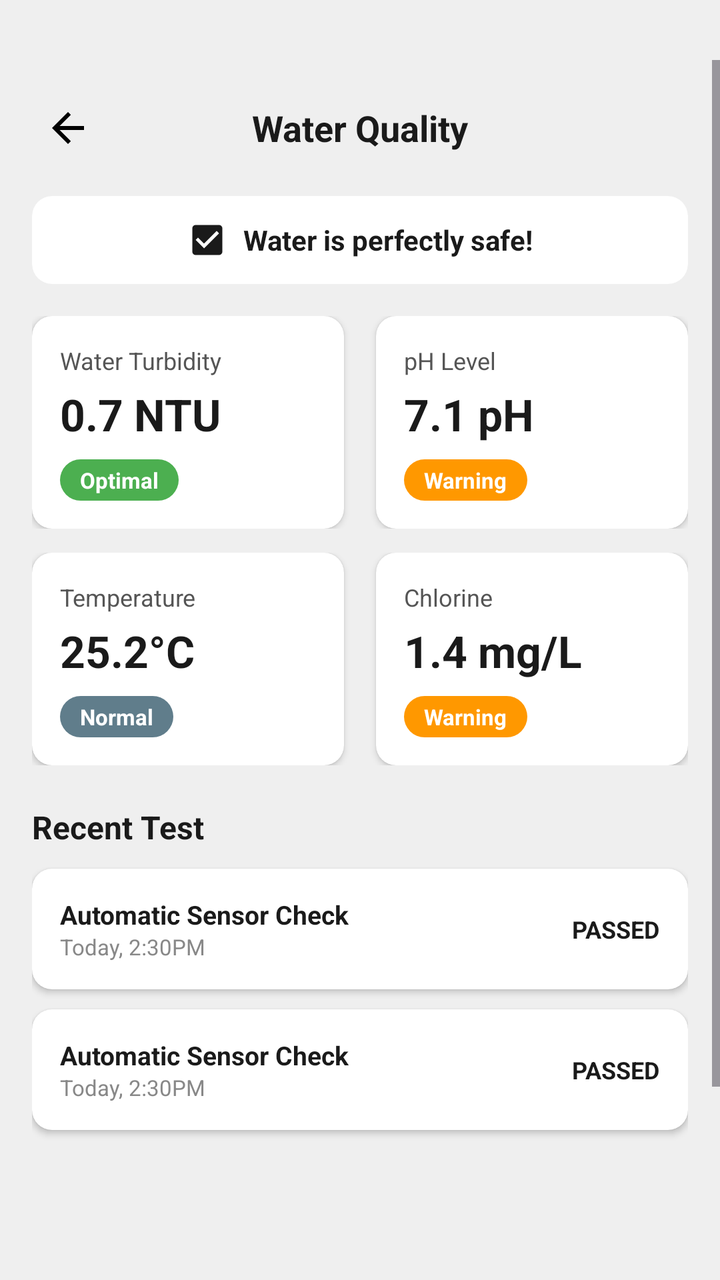
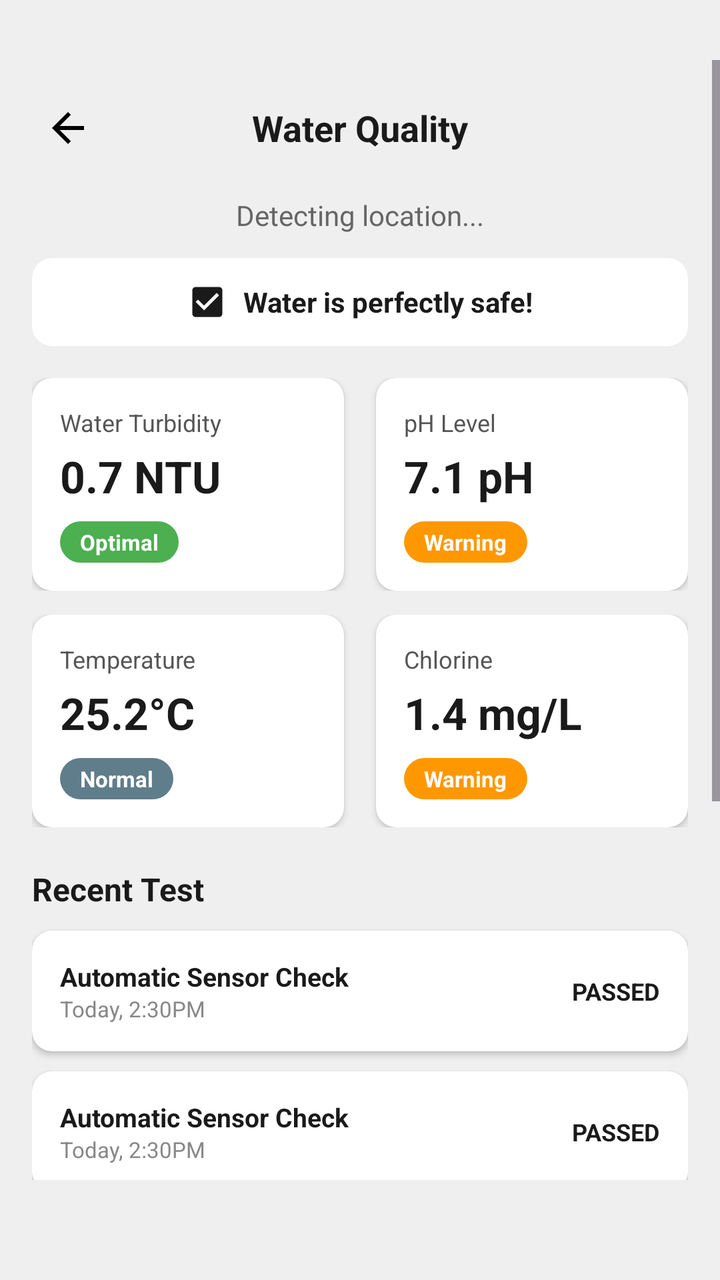

Two renders of the same Android screen: before a commit and after it. Below are the layout's source before the change and the commit's diff.
<!-- AndroidManifest.xml: application theme Theme.WaterFilter -->
<!-- res/layout/activity_water_quality.xml -->
<?xml version="1.0" encoding="utf-8"?>
<ScrollView xmlns:android="http://schemas.android.com/apk/res/android"
    xmlns:app="http://schemas.android.com/apk/res-auto"
    android:layout_width="match_parent"
    android:layout_height="match_parent"
    android:background="#EFEFEF"
    android:fillViewport="true"
    android:paddingTop="30dp"
    android:paddingBottom="50dp">

    <LinearLayout
        android:layout_width="match_parent"
        android:layout_height="wrap_content"
        android:orientation="vertical"
        android:padding="16dp"
        android:paddingBottom="80dp">

        
        <LinearLayout
            android:layout_width="match_parent"
            android:layout_height="wrap_content"
            android:orientation="horizontal"
            android:gravity="center_vertical"
            android:layout_marginBottom="16dp">

            <ImageButton
                android:id="@+id/btnBack"
                android:layout_width="36dp"
                android:layout_height="36dp"
                android:src="@drawable/ic_arrow_back"
                android:background="?attr/selectableItemBackgroundBorderless"
                android:contentDescription="Back" />

            <TextView
                android:layout_width="0dp"
                android:layout_height="wrap_content"
                android:layout_weight="1"
                android:text="Water Quality"
                android:textSize="18sp"
                android:textStyle="bold"
                android:textColor="#1A1A1A"
                android:gravity="center" />

            
            <View
                android:layout_width="36dp"
                android:layout_height="36dp" />

        </LinearLayout>

        
        <androidx.cardview.widget.CardView
            android:layout_width="match_parent"
            android:layout_height="wrap_content"
            android:layout_marginBottom="16dp"
            app:cardCornerRadius="10dp"
            app:cardElevation="0dp"
            app:cardBackgroundColor="#FFFFFF"
            app:strokeWidth="1dp"
            app:strokeColor="#D0D0D0">

            <LinearLayout
                android:layout_width="match_parent"
                android:layout_height="wrap_content"
                android:orientation="horizontal"
                android:gravity="center"
                android:padding="12dp">

                <ImageView
                    android:layout_width="20dp"
                    android:layout_height="20dp"
                    android:src="@drawable/ic_check_box"
                    android:layout_marginEnd="8dp"
                    android:contentDescription="Safe status icon" />

                <TextView
                    android:id="@+id/tvStatusBanner"
                    android:layout_width="wrap_content"
                    android:layout_height="wrap_content"
                    android:text="Water is perfectly safe!"
                    android:textSize="14sp"
                    android:textStyle="bold"
                    android:textColor="#1A1A1A" />

            </LinearLayout>

        </androidx.cardview.widget.CardView>

        
        <LinearLayout
            android:layout_width="match_parent"
            android:layout_height="wrap_content"
            android:orientation="horizontal"
            android:weightSum="2"
            android:layout_marginBottom="12dp">

            
            <androidx.cardview.widget.CardView
                android:layout_width="0dp"
                android:layout_height="wrap_content"
                android:layout_weight="1"
                android:layout_marginEnd="8dp"
                app:cardCornerRadius="10dp"
                app:cardElevation="2dp"
                app:cardBackgroundColor="#FFFFFF">

                <LinearLayout
                    android:layout_width="match_parent"
                    android:layout_height="wrap_content"
                    android:orientation="vertical"
                    android:padding="14dp">

                    <TextView
                        android:layout_width="wrap_content"
                        android:layout_height="wrap_content"
                        android:text="Water Turbidity"
                        android:textSize="12sp"
                        android:textColor="#555555"
                        android:layout_marginBottom="4dp" />

                    <TextView
                        android:id="@+id/tvTurbidityValue"
                        android:layout_width="wrap_content"
                        android:layout_height="wrap_content"
                        android:text="0.7 NTU"
                        android:textSize="22sp"
                        android:textStyle="bold"
                        android:textColor="#1A1A1A"
                        android:layout_marginBottom="8dp" />

                    <TextView
                        android:id="@+id/tvTurbidityStatus"
                        android:layout_width="wrap_content"
                        android:layout_height="wrap_content"
                        android:text="Optimal"
                        android:textSize="11sp"
                        android:textColor="#FFFFFF"
                        android:textStyle="bold"
                        android:background="@drawable/badge_optimal"
                        android:paddingStart="10dp"
                        android:paddingEnd="10dp"
                        android:paddingTop="3dp"
                        android:paddingBottom="3dp" />

                </LinearLayout>

            </androidx.cardview.widget.CardView>

            
            <androidx.cardview.widget.CardView
                android:layout_width="0dp"
                android:layout_height="wrap_content"
                android:layout_weight="1"
                android:layout_marginStart="8dp"
                app:cardCornerRadius="10dp"
                app:cardElevation="2dp"
                app:cardBackgroundColor="#FFFFFF">

                <LinearLayout
                    android:layout_width="match_parent"
                    android:layout_height="wrap_content"
                    android:orientation="vertical"
                    android:padding="14dp">

                    <TextView
                        android:layout_width="wrap_content"
                        android:layout_height="wrap_content"
                        android:text="pH Level"
                        android:textSize="12sp"
                        android:textColor="#555555"
                        android:layout_marginBottom="4dp" />

                    <TextView
                        android:id="@+id/tvPHValue"
                        android:layout_width="wrap_content"
                        android:layout_height="wrap_content"
                        android:text="7.1 pH"
                        android:textSize="22sp"
                        android:textStyle="bold"
                        android:textColor="#1A1A1A"
                        android:layout_marginBottom="8dp" />

                    <TextView
                        android:id="@+id/tvPHStatus"
                        android:layout_width="wrap_content"
                        android:layout_height="wrap_content"
                        android:text="Warning"
                        android:textSize="11sp"
                        android:textColor="#FFFFFF"
                        android:textStyle="bold"
                        android:background="@drawable/badge_warning"
                        android:paddingStart="10dp"
                        android:paddingEnd="10dp"
                        android:paddingTop="3dp"
                        android:paddingBottom="3dp" />

                </LinearLayout>

            </androidx.cardview.widget.CardView>

        </LinearLayout>

        
        <LinearLayout
            android:layout_width="match_parent"
            android:layout_height="wrap_content"
            android:orientation="horizontal"
            android:weightSum="2"
            android:layout_marginBottom="20dp">

            
            <androidx.cardview.widget.CardView
                android:layout_width="0dp"
                android:layout_height="wrap_content"
                android:layout_weight="1"
                android:layout_marginEnd="8dp"
                app:cardCornerRadius="10dp"
                app:cardElevation="2dp"
                app:cardBackgroundColor="#FFFFFF">

                <LinearLayout
                    android:layout_width="match_parent"
                    android:layout_height="wrap_content"
                    android:orientation="vertical"
                    android:padding="14dp">

                    <TextView
                        android:layout_width="wrap_content"
                        android:layout_height="wrap_content"
                        android:text="Temperature"
                        android:textSize="12sp"
                        android:textColor="#555555"
                        android:layout_marginBottom="4dp" />

                    <TextView
                        android:id="@+id/tvTempValue"
                        android:layout_width="wrap_content"
                        android:layout_height="wrap_content"
                        android:text="25.2°C"
                        android:textSize="22sp"
                        android:textStyle="bold"
                        android:textColor="#1A1A1A"
                        android:layout_marginBottom="8dp" />

                    <TextView
                        android:id="@+id/tvTempStatus"
                        android:layout_width="wrap_content"
                        android:layout_height="wrap_content"
                        android:text="Normal"
                        android:textSize="11sp"
                        android:textColor="#FFFFFF"
                        android:textStyle="bold"
                        android:background="@drawable/badge_normal"
                        android:paddingStart="10dp"
                        android:paddingEnd="10dp"
                        android:paddingTop="3dp"
                        android:paddingBottom="3dp" />

                </LinearLayout>

            </androidx.cardview.widget.CardView>

            
            <androidx.cardview.widget.CardView
                android:layout_width="0dp"
                android:layout_height="wrap_content"
                android:layout_weight="1"
                android:layout_marginStart="8dp"
                app:cardCornerRadius="10dp"
                app:cardElevation="2dp"
                app:cardBackgroundColor="#FFFFFF">

                <LinearLayout
                    android:layout_width="match_parent"
                    android:layout_height="wrap_content"
                    android:orientation="vertical"
                    android:padding="14dp">

                    <TextView
                        android:layout_width="wrap_content"
                        android:layout_height="wrap_content"
                        android:text="Chlorine"
                        android:textSize="12sp"
                        android:textColor="#555555"
                        android:layout_marginBottom="4dp" />

                    <TextView
                        android:id="@+id/tvChlorineValue"
                        android:layout_width="wrap_content"
                        android:layout_height="wrap_content"
                        android:text="1.4 mg/L"
                        android:textSize="22sp"
                        android:textStyle="bold"
                        android:textColor="#1A1A1A"
                        android:layout_marginBottom="8dp" />

                    <TextView
                        android:id="@+id/tvChlorineStatus"
                        android:layout_width="wrap_content"
                        android:layout_height="wrap_content"
                        android:text="Warning"
                        android:textSize="11sp"
                        android:textColor="#FFFFFF"
                        android:textStyle="bold"
                        android:background="@drawable/badge_warning"
                        android:paddingStart="10dp"
                        android:paddingEnd="10dp"
                        android:paddingTop="3dp"
                        android:paddingBottom="3dp" />

                </LinearLayout>

            </androidx.cardview.widget.CardView>

        </LinearLayout>

        
        <TextView
            android:layout_width="wrap_content"
            android:layout_height="wrap_content"
            android:text="Recent Test"
            android:textSize="16sp"
            android:textStyle="bold"
            android:textColor="#1A1A1A"
            android:layout_marginBottom="10dp" />


        
        <androidx.cardview.widget.CardView
            android:layout_width="match_parent"
            android:layout_height="wrap_content"
            android:layout_marginBottom="10dp"
            app:cardCornerRadius="10dp"
            app:cardElevation="2dp"
            app:cardBackgroundColor="#FFFFFF">

            <LinearLayout
                android:layout_width="match_parent"
                android:layout_height="wrap_content"
                android:orientation="horizontal"
                android:gravity="center_vertical"
                android:padding="14dp">

                <LinearLayout
                    android:layout_width="0dp"
                    android:layout_height="wrap_content"
                    android:layout_weight="1"
                    android:orientation="vertical">


                    <TextView
                        android:layout_width="wrap_content"
                        android:layout_height="wrap_content"
                        android:text="Automatic Sensor Check"
                        android:textColor="#1A1A1A"
                        android:textSize="13sp"
                        android:textStyle="bold" />

                    <TextView
                        android:layout_width="wrap_content"
                        android:layout_height="wrap_content"
                        android:text="Today, 2:30PM"
                        android:textColor="#888888"
                        android:textSize="11sp" />



                </LinearLayout>

                <TextView
                    android:layout_width="wrap_content"
                    android:layout_height="wrap_content"
                    android:text="PASSED"
                    android:textSize="12sp"
                    android:textStyle="bold"
                    android:textColor="#1A1A1A" />

            </LinearLayout>

        </androidx.cardview.widget.CardView>

        
        <androidx.cardview.widget.CardView
            android:layout_width="match_parent"
            android:layout_height="wrap_content"
            android:layout_marginBottom="10dp"
            app:cardCornerRadius="10dp"
            app:cardElevation="2dp"
            app:cardBackgroundColor="#FFFFFF">

            <LinearLayout
                android:layout_width="match_parent"
                android:layout_height="wrap_content"
                android:orientation="horizontal"
                android:gravity="center_vertical"
                android:padding="14dp">

                <LinearLayout
                    android:layout_width="0dp"
                    android:layout_height="wrap_content"
                    android:layout_weight="1"
                    android:orientation="vertical">

                    <TextView
                        android:layout_width="wrap_content"
                        android:layout_height="wrap_content"
                        android:text="Automatic Sensor Check"
                        android:textColor="#1A1A1A"
                        android:textSize="13sp"
                        android:textStyle="bold" />

                    <TextView
                        android:layout_width="wrap_content"
                        android:layout_height="wrap_content"
                        android:text="Today, 2:30PM"
                        android:textColor="#888888"
                        android:textSize="11sp" />

                </LinearLayout>

                <TextView
                    android:layout_width="wrap_content"
                    android:layout_height="wrap_content"
                    android:text="PASSED"
                    android:textSize="12sp"
                    android:textStyle="bold"
                    android:textColor="#1A1A1A" />

            </LinearLayout>

        </androidx.cardview.widget.CardView>

        
        <LinearLayout
            android:layout_width="match_parent"
            android:layout_height="wrap_content"
            android:orientation="horizontal"
            android:layout_marginTop="30dp"
            android:weightSum="2">

            <Button
                android:id="@+id/btnViewTrend"
                android:layout_width="0dp"
                android:layout_height="48dp"
                android:layout_weight="1"
                android:layout_marginEnd="8dp"
                android:text="View Trend"
                android:textColor="#FFFFFF"
                android:textStyle="bold"
                android:backgroundTint="#1A1A1A"
                app:cornerRadius="10dp" />

            <Button
                android:id="@+id/btnReportIssue"
                android:layout_width="0dp"
                android:layout_height="48dp"
                android:layout_weight="1"
                android:layout_marginStart="8dp"
                android:text="Report Issue"
                android:textColor="#FFFFFF"
                android:textStyle="bold"
                android:backgroundTint="#1A1A1A"
                app:cornerRadius="10dp" />

        </LinearLayout>


        <TextView
            android:layout_width="wrap_content"
            android:layout_height="match_parent"
            android:id="@+id/emailreport"
            android:text="@string/report_underline"
            android:layout_gravity="center"
            android:layout_marginTop="10dp"
            android:textStyle="bold"
            />

    </LinearLayout>

</ScrollView>
<!-- resources referenced by this layout -->
<resources>
  <!-- drawable badge_normal (drawable) -->
  <?xml version="1.0" encoding="utf-8"?>
  <shape xmlns:android="http://schemas.android.com/apk/res/android"
      android:shape="rectangle">
      <corners android:radius="20dp" />
      <solid android:color="#607D8B" />
  </shape>
  <!-- drawable badge_optimal (drawable) -->
  <?xml version="1.0" encoding="utf-8"?>
  <shape xmlns:android="http://schemas.android.com/apk/res/android"
      android:shape="rectangle">
      <corners android:radius="20dp" />
      <solid android:color="#4CAF50" />
  </shape>
  <!-- drawable badge_warning (drawable) -->
  <?xml version="1.0" encoding="utf-8"?>
  <shape xmlns:android="http://schemas.android.com/apk/res/android"
      android:shape="rectangle">
      <corners android:radius="20dp" />
      <solid android:color="#FF9800" />
  </shape>
  <!-- drawable ic_arrow_back (drawable) -->
  <vector xmlns:android="http://schemas.android.com/apk/res/android" android:autoMirrored="true" android:height="24dp" android:tint="#000000" android:viewportHeight="960" android:viewportWidth="960" android:width="24dp">
        
      <path android:fillColor="@android:color/white" android:pathData="M313,520L537,744L480,800L160,480L480,160L537,216L313,440L800,440L800,520L313,520Z"/>
      
  </vector>
  <!-- drawable ic_check_box (drawable) -->
  <vector xmlns:android="http://schemas.android.com/apk/res/android"
      android:width="24dp"
      android:height="24dp"
      android:viewportWidth="24"
      android:viewportHeight="24">
    <path
        android:fillColor="#1A1A1A"
        android:pathData="M19,3H5C3.89,3 3,3.9 3,5v14c0,1.1 0.89,2 2,2h14c1.11,0 2,-0.9 2,-2V5C21,3.9 20.11,3 19,3zM10,17l-5,-5 1.41,-1.41L10,14.17l7.59,-7.59L19,8l-9,9z"/>
  </vector>
  <string name="report_underline"><u>Info not Right? Report to us via email</u></string>
  <style name="Theme.WaterFilter" parent="Base.Theme.WaterFilter" />
  <style name="Base.Theme.WaterFilter" parent="Theme.Material3.DayNight.NoActionBar">
          
      </style>
</resources>

<!-- the commit's change to res/layout/activity_water_quality.xml (unified diff, before → after) -->
@@ -49,6 +49,17 @@
         </LinearLayout>
 
         
+        <TextView
+            android:id="@+id/tvLocationName"
+            android:layout_width="match_parent"
+            android:layout_height="wrap_content"
+            android:text="Detecting location..."
+            android:textSize="14sp"
+            android:textColor="#666666"
+            android:gravity="center"
+            android:layout_marginBottom="12dp" />
+
+        
         <androidx.cardview.widget.CardView
             android:layout_width="match_parent"
             android:layout_height="wrap_content"
@@ -464,6 +475,66 @@
 
         </LinearLayout>
 
+        
+        <TextView
+            android:layout_width="wrap_content"
+            android:layout_height="wrap_content"
+            android:text="Manual Inspection Logs"
+            android:textSize="16sp"
+            android:textStyle="bold"
+            android:textColor="#1A1A1A"
+            android:layout_marginTop="24dp"
+            android:layout_marginBottom="10dp" />
+
+        <androidx.cardview.widget.CardView
+            android:layout_width="match_parent"
+            android:layout_height="wrap_content"
+            android:layout_marginBottom="16dp"
+            app:cardCornerRadius="10dp"
+            app:cardElevation="2dp">
+
+            <LinearLayout
+                android:layout_width="match_parent"
+                android:layout_height="wrap_content"
+                android:orientation="vertical"
+                android:padding="12dp">
+
+                <EditText
+                    android:id="@+id/etLogTitle"
+                    android:layout_width="match_parent"
+                    android:layout_height="wrap_content"
+                    android:hint="Station Name / ID"
+                    android:textSize="14sp"
+                    android:padding="10dp"
+                    android:background="#F5F5F5"
+                    android:layout_marginBottom="8dp" />
+
+                <EditText
+                    android:id="@+id/etLogComment"
+                    android:layout_width="match_parent"
+                    android:layout_height="wrap_content"
+                    android:hint="Log your observation here..."
+                    android:textSize="14sp"
+                    android:padding="10dp"
+                    android:background="#F5F5F5"
+                    android:layout_marginBottom="8dp" />
+
+                <Button
+                    android:id="@+id/btnAddLog"
+                    android:layout_width="match_parent"
+                    android:layout_height="wrap_content"
+                    android:text="Add Log Entry"
+                    android:backgroundTint="#1A1A1A"
+                    android:textColor="#FFFFFF" />
+
+            </LinearLayout>
+        </androidx.cardview.widget.CardView>
+
+        <androidx.recyclerview.widget.RecyclerView
+            android:id="@+id/rvInspectionLogs"
+            android:layout_width="match_parent"
+            android:layout_height="wrap_content"
+            android:nestedScrollingEnabled="false" />
 
         <TextView
             android:layout_width="wrap_content"
@@ -472,8 +543,7 @@
             android:text="@string/report_underline"
             android:layout_gravity="center"
             android:layout_marginTop="10dp"
-            android:textStyle="bold"
-            />
+            android:textStyle="bold" />
 
     </LinearLayout>
 
